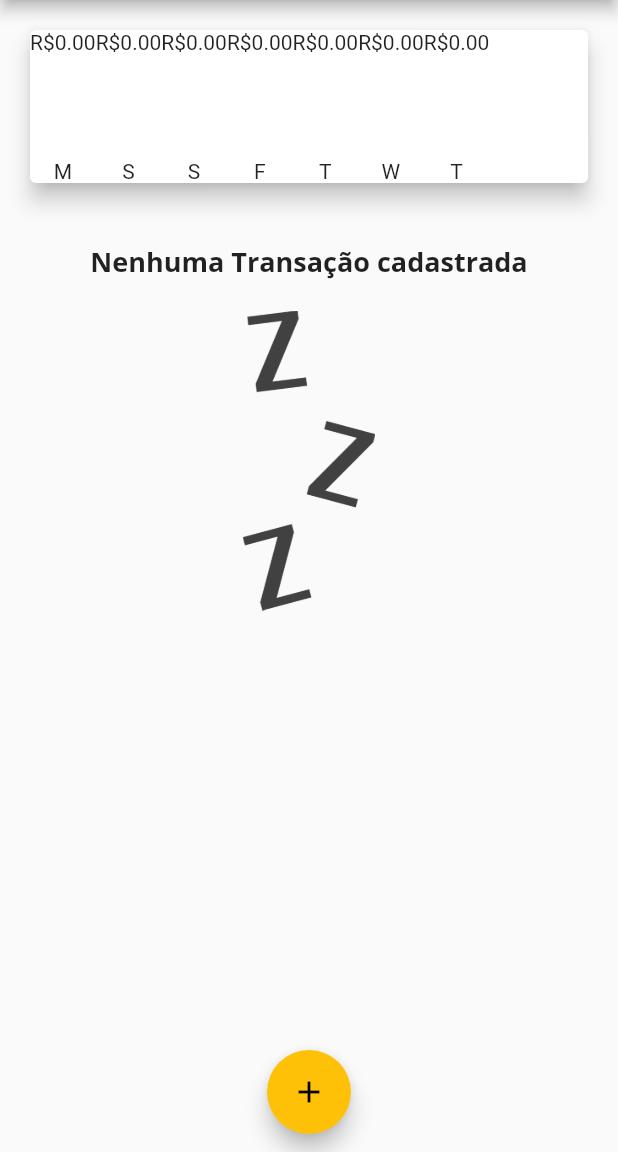
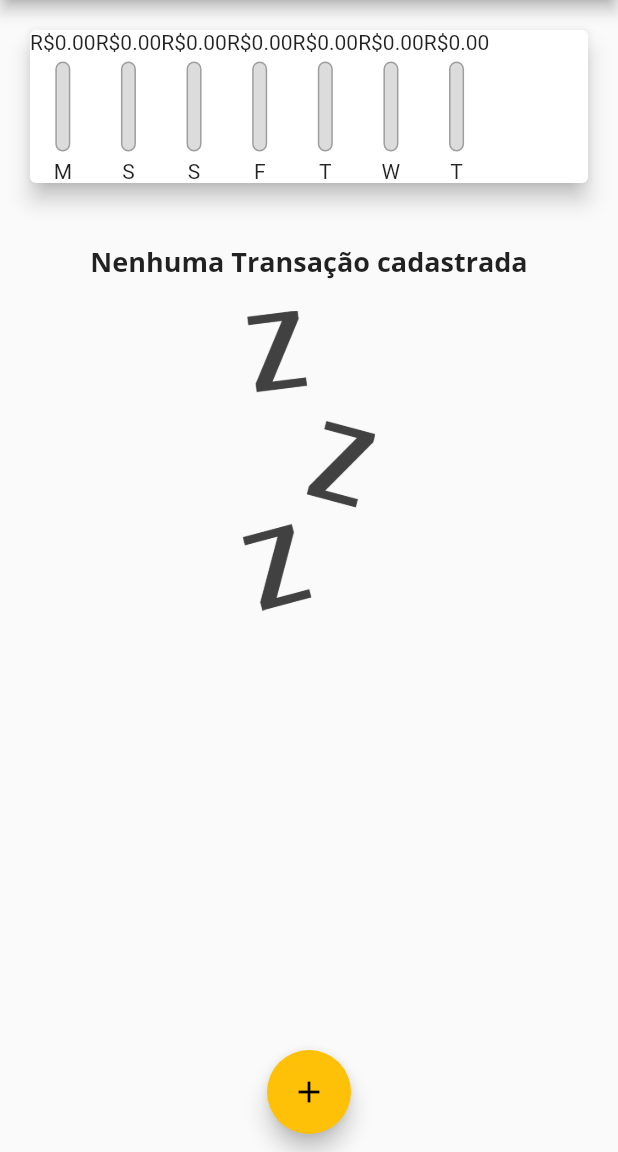
Before and after one commit to ramonmpacheco/julius, a Flutter app: the screen it shows after launch, on a phone screen of 412 x 824 dp, the part 84-1236 px from its top. Run offline on Flutter 3.47's test engine with Material 2 defaults, Android fonts, the phone set to English and light mode, and no system bars.

Commit message:
add:  chart bar color

```diff
--- a/lib/components/chart.dart
+++ b/lib/components/chart.dart
@@ -40,7 +40,7 @@ class Chart extends StatelessWidget {
           return ChartBar(
             label: tr['day'],
             value: tr['value'],
-            percentual: 0,
+            percentage: 0,
           );
         }).toList(),
       ),
--- a/lib/components/chart_bar.dart
+++ b/lib/components/chart_bar.dart
@@ -3,9 +3,9 @@ import 'package:flutter/material.dart';
 class ChartBar extends StatelessWidget {
   final String label;
   final double value;
-  final double percentual;
+  final double percentage;
 
-  ChartBar({this.label, this.value, this.percentual});
+  ChartBar({this.label, this.value, this.percentage});
 
   @override
   Widget build(BuildContext context) {
@@ -14,10 +14,32 @@ class ChartBar extends StatelessWidget {
         Text('R\$${value.toStringAsFixed(2)}'),
         SizedBox(height: 5),
         Container(
-          height: 60,
-          width: 10,
-          child: null,
-        ),
+            height: 60,
+            width: 10,
+            child: Stack(
+              alignment: Alignment.bottomCenter,
+              children: [
+                Container(
+                  decoration: BoxDecoration(
+                    border: Border.all(
+                      color: Colors.grey,
+                      width: 1.0,
+                    ),
+                    color: Color.fromRGBO(220, 220, 220, 1),
+                    borderRadius: BorderRadius.circular(5),
+                  ),
+                ),
+                FractionallySizedBox(
+                  heightFactor: percentage,
+                  child: Container(
+                    decoration: BoxDecoration(
+                      color: Theme.of(context).primaryColor,
+                      borderRadius: BorderRadius.circular(5),
+                    ),
+                  ),
+                )
+              ],
+            )),
         SizedBox(height: 5),
         Text(label)
       ],
```
